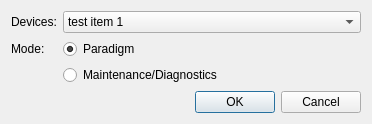
First picture: the form in interface/designerFiles/connectionDialog.ui, repository ccarb/ThermstUtils, before the edit.
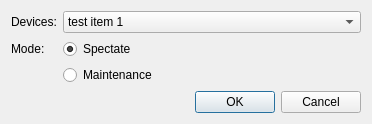
Second picture: the form after the edit.

Commit message: change the stupid text

What changed in the file:
```diff
--- a/interface/designerFiles/connectionDialog.ui
+++ b/interface/designerFiles/connectionDialog.ui
@@ -75,7 +75,7 @@
       <string>Paradigm: the program has no interaction with the device</string>
      </property>
      <property name="text">
-      <string>Paradigm</string>
+      <string>Spectate</string>
      </property>
      <property name="checked">
       <bool>true</bool>
@@ -88,7 +88,7 @@
       <string>Maintenance: Program has full control of the device</string>
      </property>
      <property name="text">
-      <string>Maintenance/Diagnostics</string>
+      <string>Maintenance</string>
      </property>
     </widget>
    </item>
```
The commit also changes 2 other files.
